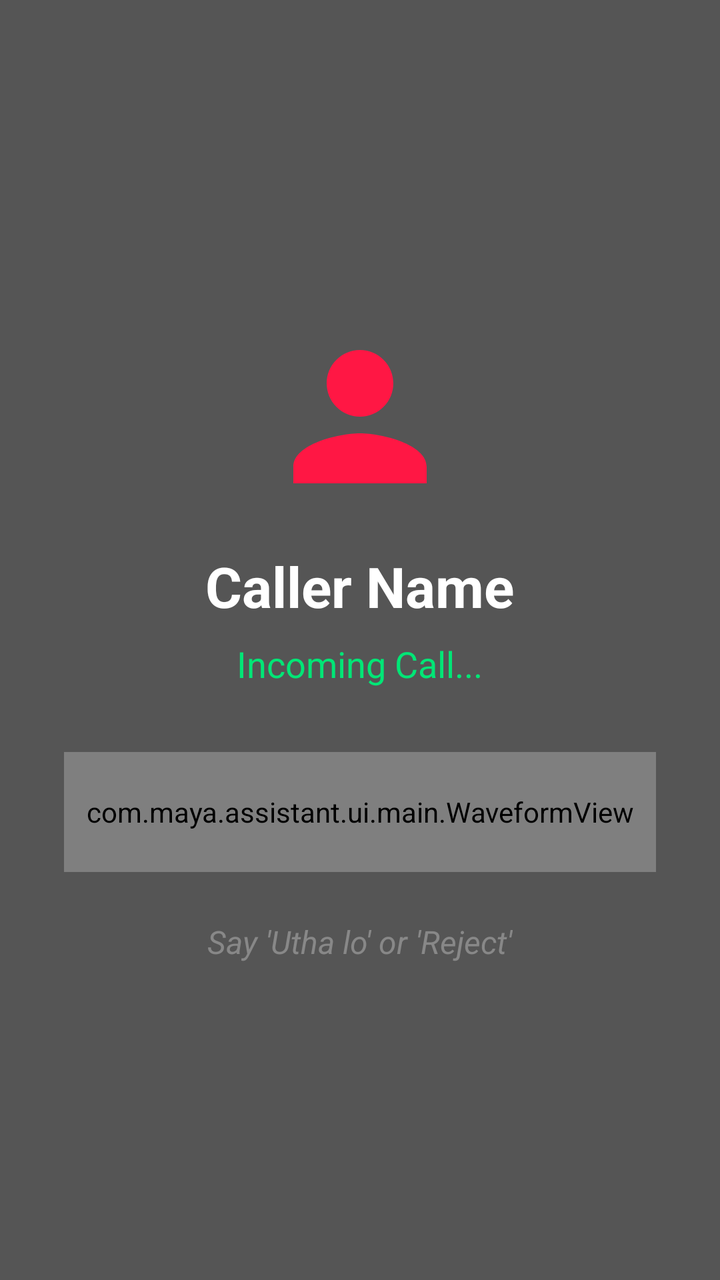
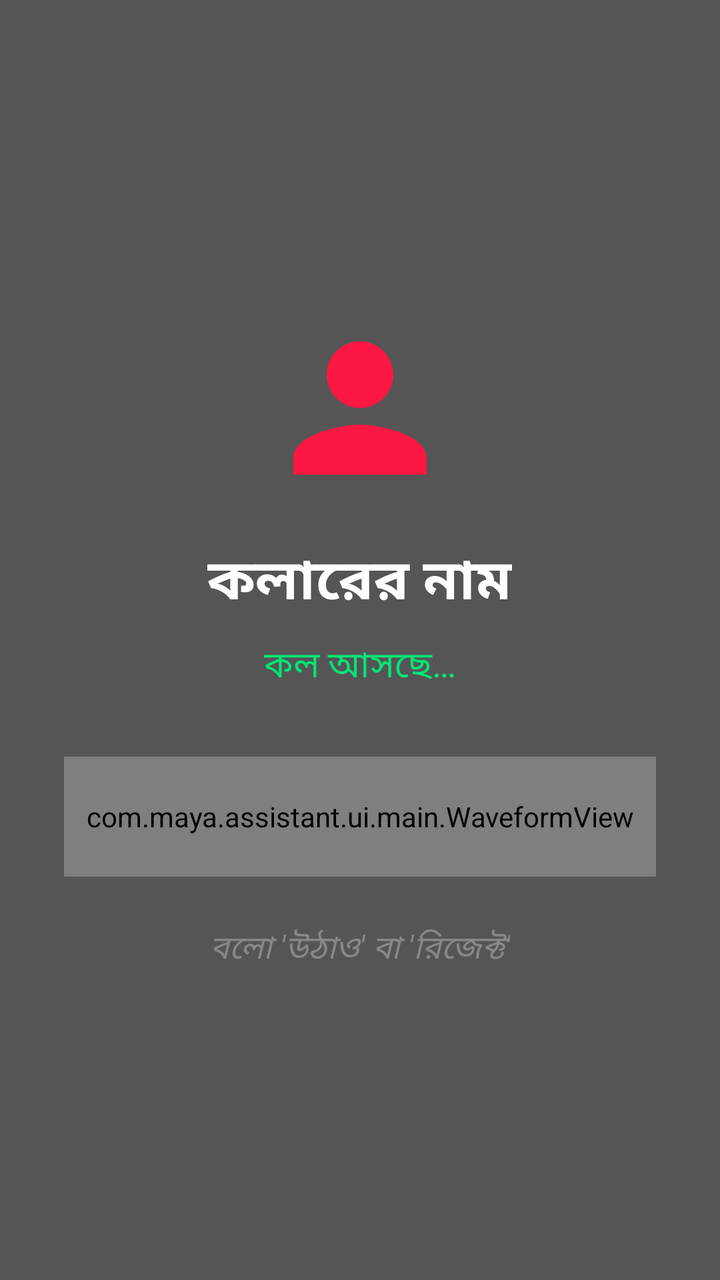

Compare the two renders of this Android layout. The source of the first and the diff that turns it into the second are given below.
<!-- AndroidManifest.xml: activity theme Theme.Maya.Transparent -->
<!-- res/layout/activity_call_assistant.xml -->
<?xml version="1.0" encoding="utf-8"?>
<RelativeLayout xmlns:android="http://schemas.android.com/apk/res/android"
    android:layout_width="match_parent"
    android:layout_height="match_parent"
    android:background="#AA000000">

    <LinearLayout
        android:layout_width="match_parent"
        android:layout_height="wrap_content"
        android:layout_centerInParent="true"
        android:gravity="center"
        android:orientation="vertical"
        android:padding="32dp"
        android:layout_marginTop="48dp">

        <ImageView
            android:id="@+id/callerIcon"
            android:layout_width="100dp"
            android:layout_height="100dp"
            android:src="@drawable/ic_contact_list"
            android:tint="#FF1744"
            android:layout_marginBottom="16dp"/>

        <TextView
            android:id="@+id/callerNameText"
            android:layout_width="wrap_content"
            android:layout_height="wrap_content"
            android:text="Caller Name"
            android:textColor="#FFFFFF"
            android:textSize="28sp"
            android:textStyle="bold"
            android:layout_marginBottom="8dp"/>

        <TextView
            android:id="@+id/callStatusText"
            android:layout_width="wrap_content"
            android:layout_height="wrap_content"
            android:text="Incoming Call..."
            android:textColor="#00E676"
            android:textSize="18sp"
            android:layout_marginBottom="32dp"/>

        <com.maya.assistant.ui.main.WaveformView
            android:id="@+id/callWaveform"
            android:layout_width="match_parent"
            android:layout_height="60dp"
            android:layout_marginBottom="24dp"/>

        <TextView
            android:id="@+id/callInstructionText"
            android:layout_width="wrap_content"
            android:layout_height="wrap_content"
            android:text="Say 'Utha lo' or 'Reject'"
            android:textColor="#888888"
            android:textSize="16sp"
            android:textStyle="italic"/>

    </LinearLayout>

</RelativeLayout>
<!-- resources referenced by this layout -->
<resources>
  <!-- drawable ic_contact_list (drawable) -->
  <vector xmlns:android="http://schemas.android.com/apk/res/android"
      android:width="24dp"
      android:height="24dp"
      android:viewportWidth="24"
      android:viewportHeight="24">
      <path
          android:fillColor="#FF000000"
          android:pathData="M12,12c2.21,0 4,-1.79 4,-4s-1.79,-4 -4,-4 -4,1.79 -4,4 1.79,4 4,4zM12,14c-2.67,0 -8,1.34 -8,4v2h16v-2c0,-2.66 -5.33,-4 -8,-4z"/>
  </vector>
  <style name="Theme.Maya.Transparent" parent="Theme.AppCompat.NoActionBar">
          <item name="android:windowBackground">@android:color/transparent</item>
          <item name="android:windowIsTranslucent">true</item>
          <item name="android:windowNoTitle">true</item>
          <item name="android:windowIsFloating">true</item>
          <item name="android:windowContentOverlay">@null</item>
      </style>
</resources>

<!-- the commit's change to res/layout/activity_call_assistant.xml (unified diff, before → after) -->
@@ -25,7 +25,7 @@
             android:id="@+id/callerNameText"
             android:layout_width="wrap_content"
             android:layout_height="wrap_content"
-            android:text="Caller Name"
+            android:text="কলারের নাম"
             android:textColor="#FFFFFF"
             android:textSize="28sp"
             android:textStyle="bold"
@@ -35,7 +35,7 @@
             android:id="@+id/callStatusText"
             android:layout_width="wrap_content"
             android:layout_height="wrap_content"
-            android:text="Incoming Call..."
+            android:text="কল আসছে…"
             android:textColor="#00E676"
             android:textSize="18sp"
             android:layout_marginBottom="32dp"/>
@@ -50,7 +50,7 @@
             android:id="@+id/callInstructionText"
             android:layout_width="wrap_content"
             android:layout_height="wrap_content"
-            android:text="Say 'Utha lo' or 'Reject'"
+            android:text="বলো 'উঠাও' বা 'রিজেক্ট'"
             android:textColor="#888888"
             android:textSize="16sp"
             android:textStyle="italic"/>
